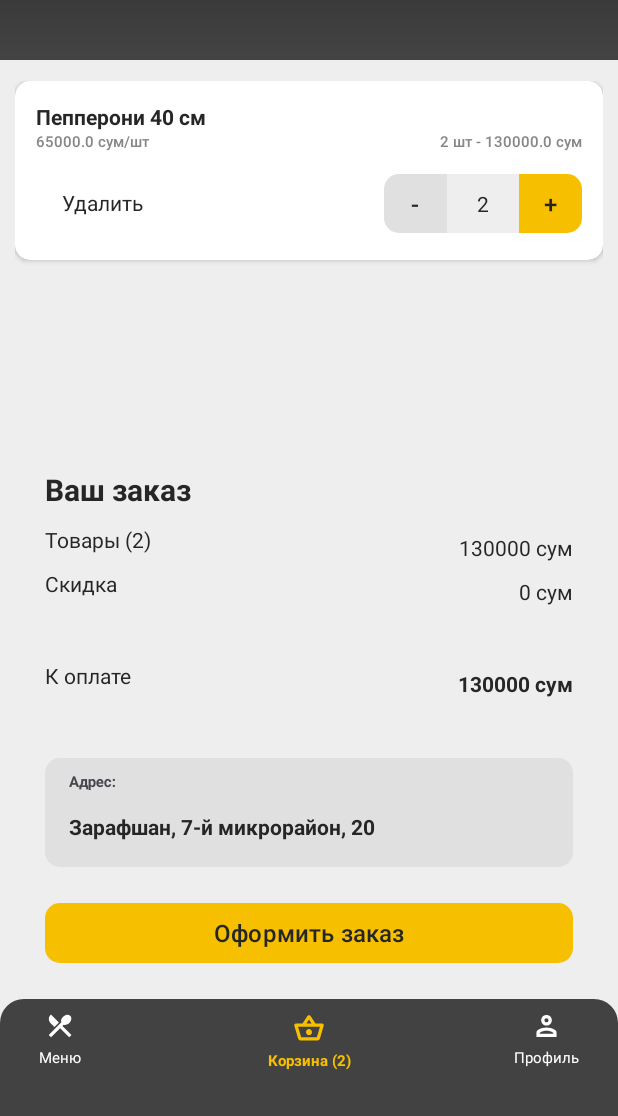
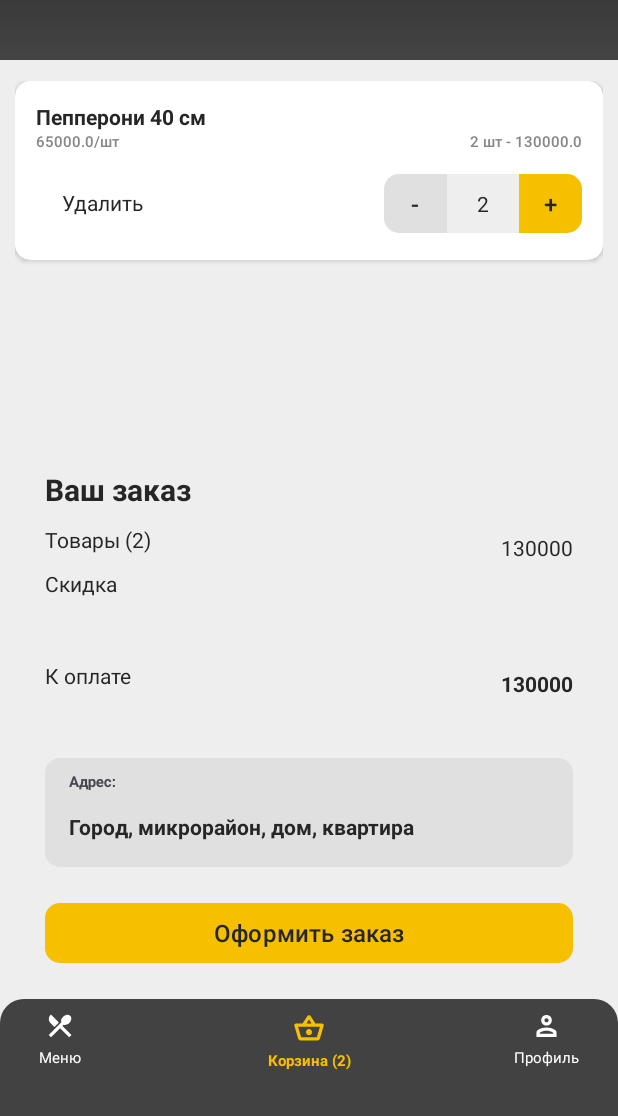
Before and after one commit to NyxerKing/Papino, an Android app: the BasketActivity screen opened directly, with no data from a screen before it, after a tap on "Оформить заказ", on a phone screen of 412 x 824 dp, the part 120-1236 px from its top. Run offline under Robolectric (Android 15) with nearby library versions, the phone set to English and light mode, and no system bars.

Commit message:
разное

```diff
--- a/app/src/main/java/com/example/papino/net/User.kt
+++ b/app/src/main/java/com/example/papino/net/User.kt
@@ -6,7 +6,7 @@ data class User(
     var name: String? = null,
     val telephoneNumber: String? = null,
     val password: String? = null,
-    val bonus: String? = null,
+    val bonus: String,
     val token: String? = null
 )
 
--- a/app/src/main/java/com/example/papino/presentation/basket/BasketActivity.kt
+++ b/app/src/main/java/com/example/papino/presentation/basket/BasketActivity.kt
@@ -9,6 +9,7 @@ import android.view.Window
 import android.view.WindowManager
 import android.widget.Toast
 import androidx.appcompat.app.AppCompatActivity
+import androidx.core.view.isVisible
 import androidx.recyclerview.widget.DividerItemDecoration
 import com.example.papino.App
 import com.example.papino.core.sharedPref.CoreSharedPreferences
@@ -61,19 +62,25 @@ class BasketActivity : AppCompatActivity() {
                 )
             )
 
+            switchBonus.setOnClickListener {
+                coreSP.getBasket().let { pack ->
+                    pack?.dataList?.let { list ->
+                        initUI(basketFoods = list)
+                    } ?: run { showError() }
+                }
+            }
+
             coreSP.getBasket().let { pack ->
                 pack?.dataList?.let { list ->
                     initUI(basketFoods = list)
                 } ?: run { showError() }
             }
 
-            if (getUser()?.surname.isNullOrEmpty())
-            {
+            if (getUser()?.surname.isNullOrEmpty()) {
                 nameUserHelloBasket.text = ""
                 countBonusUserBasket.text = ""
-            }
-            else
-            {
+                switchBonus.isVisible = false
+            } else {
                 nameUserHelloBasket.text = getUser()?.surname + " " + getUser()?.name
                 countBonusUserBasket.text = "Бонусы: " + getUser()?.bonus
             }
@@ -136,6 +143,13 @@ class BasketActivity : AppCompatActivity() {
         }
     }
 
+    private fun discountClick() : Int
+    {
+        val summDiscount = getUser()?.bonus!!.toInt()
+        return summDiscount
+    }
+
+
     private fun initUI(basketFoods: List<FoodBasketModel>) {
         basketAdapter?.set(
             list = basketMapper.toListUI(basketFoods),
@@ -151,21 +165,46 @@ class BasketActivity : AppCompatActivity() {
                     ru.papino.uikit.R.string.insert_products,
                     basketFoods.size.toString()
                 )
+
             titleOrderFoodSum.text = resources.getString(
                 ru.papino.uikit.R.string.insert_sum,
                 basketFoods.sumOf { food -> food.price.replace(" ", "").toInt() }.toString()
             )
-            //todo скидки нет
-            titleOrderDiscountSum.text = resources.getString(
-                ru.papino.uikit.R.string.insert_sum,
-                "0"
-            )
+            var summDiscount = 0
+            if(switchBonus.isChecked) {
+                summDiscount = discountClick()
+                titleOrderDiscountSum.text = summDiscount.toString()
+                titleOrderDiscountSum.isVisible = true
+            }
+            else
+            {
+                titleOrderDiscountSum.text = ""
+                titleOrderDiscountSum.isVisible = false
+            }
+
             toPaySum.text = resources.getString(
                 ru.papino.uikit.R.string.insert_sum,
-                basketFoods.sumOf { food -> food.price.replace(" ", "").toInt() }.toString()
+                (basketFoods.sumOf { food -> food.price.replace(" ", "").toInt()} - summDiscount).toString()
             )
             buttonCheckout.setOnClickListener {
-                // todo оформить заказ
+                if (getUser()?.surname.isNullOrEmpty()) {
+                    val toast = Toast.makeText(
+                        applicationContext,
+                        "Для оформления заказа, Вам нужно войти в систему",
+                        Toast.LENGTH_SHORT
+                    )
+                    toast.show()
+                    return@setOnClickListener
+                }
+                if (inputEditText.text.toString() == "Город, микрорайон, дом, квартира" || inputEditText.text.isNullOrEmpty()) {
+                    val toast = Toast.makeText(
+                        applicationContext,
+                        "Для оформления заказа, Вам нужно ввести адрес",
+                        Toast.LENGTH_SHORT
+                    )
+                    toast.show()
+                    return@setOnClickListener
+                }
             }
         }
     }
--- a/app/src/main/java/com/example/papino/presentation/regestration/RegistrationActivity.kt
+++ b/app/src/main/java/com/example/papino/presentation/regestration/RegistrationActivity.kt
@@ -53,7 +53,7 @@ class RegistrationActivity : AppCompatActivity() {
     private fun checkPasswordAndSaveBase(): Boolean {
         val password = findViewById<EditText>(R.id.createPassword).text
 
-        if (password.length < 8) return false
+        if (password.length < 5) return false
         /*if (password.filter { it.isDigit() }.firstOrNull() == null) return false
         if (password.filter { it.isLetter() }.filter { it.isUpperCase() }.firstOrNull() == null) return false
         if (password.filter { it.isLetter() }.filter { it.isLowerCase() }.firstOrNull() == null) return false
@@ -88,7 +88,7 @@ class RegistrationActivity : AppCompatActivity() {
             callBackError = {
                 val toast = Toast.makeText(
                     applicationContext,
-                    "flkgpgopdhfgh;pfg.h/, " + it.message,
+                    "Ведутся технические работы.",
                     Toast.LENGTH_LONG
                 )
                 toast.setGravity(Gravity.CENTER, 0, 0)
--- a/app/src/main/res/layout/acitivity_basket.xml
+++ b/app/src/main/res/layout/acitivity_basket.xml
@@ -107,7 +107,7 @@
             app:layout_constraintBottom_toBottomOf="@+id/titleOrderFood"
             app:layout_constraintEnd_toEndOf="parent"
             app:layout_constraintTop_toTopOf="@+id/titleOrderFood"
-            tools:text="105 000 сум" />
+            tools:text="105 000" />
 
         <TextView
             android:id="@+id/titleOrderDiscount"
@@ -129,7 +129,7 @@
             app:layout_constraintBottom_toBottomOf="@+id/titleOrderDiscount"
             app:layout_constraintEnd_toEndOf="parent"
             app:layout_constraintTop_toTopOf="@+id/titleOrderDiscount"
-            tools:text="15 000 сум" />
+            tools:text="15 000" />
 
         <Space
             android:id="@+id/space1"
@@ -160,7 +160,7 @@
             app:layout_constraintBottom_toBottomOf="@+id/titleToPay"
             app:layout_constraintEnd_toEndOf="parent"
             app:layout_constraintTop_toTopOf="@+id/titleToPay"
-            tools:text="90 000 сум" />
+            tools:text="90 000" />
 
         <com.google.android.material.textfield.TextInputLayout
             android:id="@+id/inputLayout"
@@ -181,7 +181,7 @@
                 android:id="@+id/inputEditText"
                 android:layout_width="match_parent"
                 android:layout_height="wrap_content"
-                android:text="Зарафшан, 7-й микрорайон, 20"
+                android:text="Город, микрорайон, дом, квартира"
                 android:textAppearance="@style/PaPino.TextAppearances.Card.Title"
                 android:textColor="@color/textPrimaryColor" />
 
@@ -197,6 +197,15 @@
             app:layout_constraintEnd_toEndOf="parent"
             app:layout_constraintStart_toStartOf="parent"
             app:layout_constraintTop_toBottomOf="@+id/inputLayout" />
+
+        <Switch
+            android:id="@+id/switchBonus"
+            android:layout_width="wrap_content"
+            android:layout_height="wrap_content"
+            android:text="Списать бонусы"
+            app:layout_constraintTop_toBottomOf="@+id/titleToPay"
+            app:layout_constraintStart_toStartOf="parent"
+            app:layout_constraintBottom_toTopOf="@+id/inputLayout"/>
     </androidx.constraintlayout.widget.ConstraintLayout>
 
     <ru.papino.uikit.components.navigation.NavigationComponent
--- a/uikit/src/main/java/ru/papino/uikit/components/controllers/ElementControllerComponent.kt
+++ b/uikit/src/main/java/ru/papino/uikit/components/controllers/ElementControllerComponent.kt
@@ -23,6 +23,7 @@ class ElementControllerComponent @JvmOverloads constructor(
     private val textCount = findViewById<TextView>(R.id.textCount)
     private val buttonPlus = findViewById<Button>(R.id.buttonPlus)
 
+
     fun set(
         data: Data? = null
     ) {
--- a/uikit/src/main/res/values/strings.xml
+++ b/uikit/src/main/res/values/strings.xml
@@ -19,7 +19,8 @@
     <string name="profile_text">Профиль</string>
 
     <string name="insert_products">Товары (%1$s)</string>
-    <string name="insert_sum">%1$s сум</string>
-    <string name="insert_sum_count">%1$s сум/шт</string>
-    <string name="insert_count_sum_all">%1$s шт - %2$s сум</string>
+    <string name="insert_sum">%1$s</string>
+    <string name="insert_sum_count">%1$s/шт</string>
+    <string name="insert_count_sum_all">%1$s шт - %2$s</string>
+    <string name="bonus_sum">%1$s</string>
 </resources>
```
Also changed, not shown: app/src/main/java/com/example/papino/presentation/regestration/EnterUserActivity.kt (+6 -4 lines).
